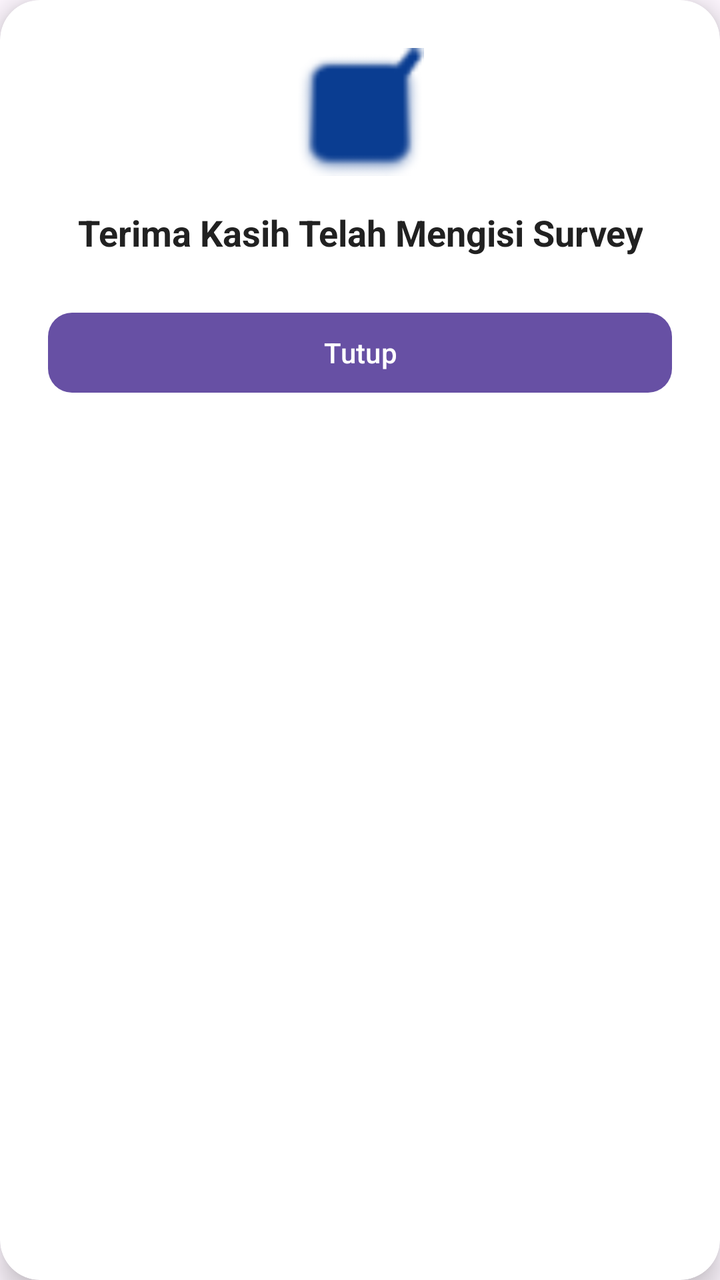
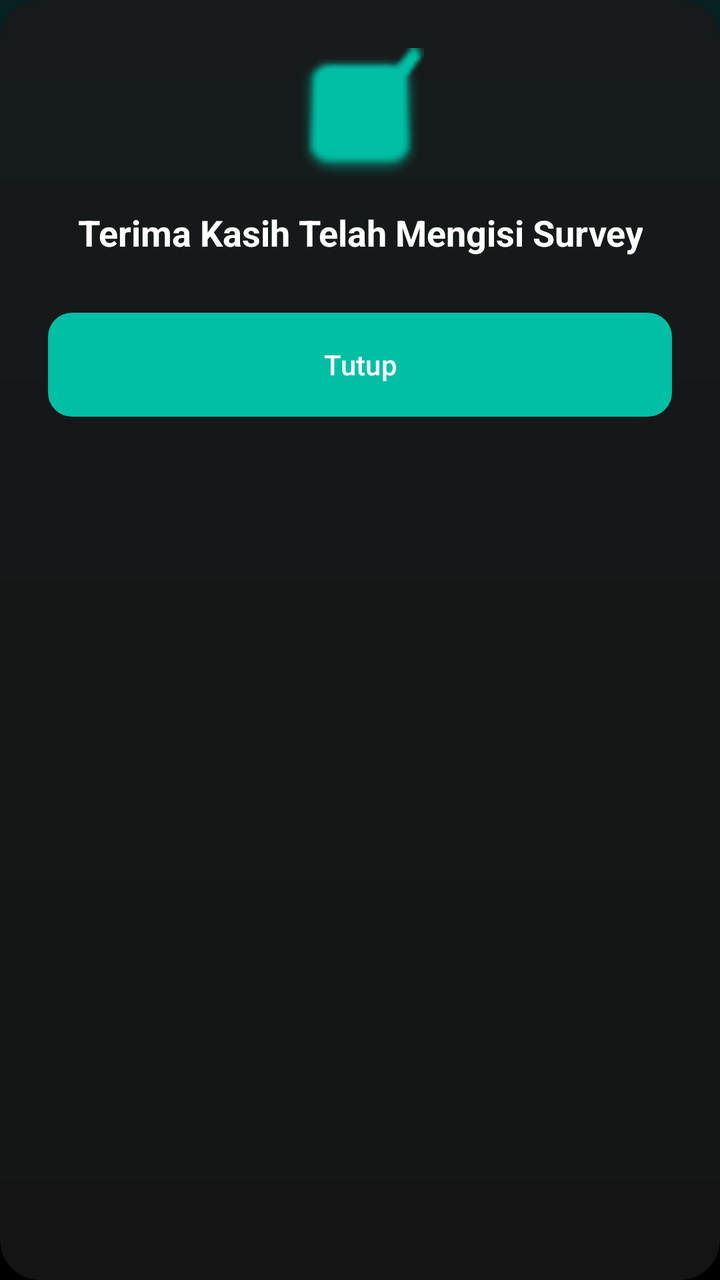

The first picture is an Android layout as it rendered before a commit; the second is the same layout after the commit. The layout source and the unified diff follow.
<!-- AndroidManifest.xml: application theme Theme.CampusConnectProject -->
<!-- res/layout/layout_dialog_survey.xml -->
<?xml version="1.0" encoding="utf-8"?>
<androidx.cardview.widget.CardView xmlns:android="http://schemas.android.com/apk/res/android"
    xmlns:app="http://schemas.android.com/apk/res-auto"
    android:layout_width="match_parent"
    android:layout_height="wrap_content"
    android:layout_margin="24dp"
    app:cardCornerRadius="20dp"
    app:cardElevation="8dp">

    <LinearLayout
        android:layout_width="match_parent"
        android:layout_height="wrap_content"
        android:gravity="center"
        android:orientation="vertical"
        android:padding="24dp">

        <ImageView
            android:layout_width="64dp"
            android:layout_height="64dp"
            android:src="@android:drawable/checkbox_on_background"
            app:tint="@color/warna_primer" />

        <TextView
            android:layout_width="wrap_content"
            android:layout_height="wrap_content"
            android:layout_marginTop="16dp"
            android:gravity="center"
            android:text="Terima Kasih Telah Mengisi Survey"
            android:textColor="@color/teks_utama"
            android:textSize="18sp"
            android:textStyle="bold" />

        <com.google.android.material.button.MaterialButton
            android:id="@+id/btnTutupDialog"
            android:layout_width="match_parent"
            android:layout_height="wrap_content"
            android:layout_marginTop="24dp"
            android:text="Tutup"
            android:textAllCaps="false"
            app:cornerRadius="12dp" />

    </LinearLayout>
</androidx.cardview.widget.CardView>
<!-- resources referenced by this layout -->
<resources>
  <color name="teks_utama">#212121</color>
  <color name="warna_primer">#0A3D91</color>
  <style name="Theme.CampusConnectProject" parent="Base.Theme.CampusConnectProject" />
  <style name="Base.Theme.CampusConnectProject" parent="Theme.Material3.DayNight.NoActionBar">
          <item name="android:forceDarkAllowed" tools:targetApi="q">false</item>
      </style>
</resources>

<!-- the commit's change to res/layout/layout_dialog_survey.xml (unified diff, before → after) -->
@@ -5,7 +5,8 @@
     android:layout_height="wrap_content"
     android:layout_margin="24dp"
     app:cardCornerRadius="20dp"
-    app:cardElevation="8dp">
+    app:cardElevation="0dp"
+    app:cardBackgroundColor="#CC1A1A1A">
 
     <LinearLayout
         android:layout_width="match_parent"
@@ -26,17 +27,19 @@
             android:layout_marginTop="16dp"
             android:gravity="center"
             android:text="Terima Kasih Telah Mengisi Survey"
-            android:textColor="@color/teks_utama"
+            android:textColor="@color/white"
             android:textSize="18sp"
             android:textStyle="bold" />
 
         <com.google.android.material.button.MaterialButton
             android:id="@+id/btnTutupDialog"
             android:layout_width="match_parent"
-            android:layout_height="wrap_content"
+            android:layout_height="60dp"
             android:layout_marginTop="24dp"
             android:text="Tutup"
             android:textAllCaps="false"
+            android:textColor="@color/white"
+            app:backgroundTint="@color/warna_primer"
             app:cornerRadius="12dp" />
 
     </LinearLayout>
<!-- resource entries referenced after the edit -->
@@ -1,10 +1,27 @@
 <!-- resources referenced by this layout -->
 <resources>
-  <color name="teks_utama">#212121</color>
-  <color name="warna_primer">#0A3D91</color>
+  <color name="warna_primer">#00BFA5</color>
+  <color name="white">#FFFFFFFF</color>
   <style name="Theme.CampusConnectProject" parent="Base.Theme.CampusConnectProject" />
   <style name="Base.Theme.CampusConnectProject" parent="Theme.Material3.DayNight.NoActionBar">
+          
+          <item name="colorPrimary">@color/warna_primer</item>
+          <item name="android:statusBarColor">@color/bg_gradient_start</item>
+          <item name="android:navigationBarColor">@color/bg_gradient_end</item>
+          <item name="android:windowBackground">@drawable/bg_main_gradient</item>
           <item name="android:forceDarkAllowed" tools:targetApi="q">false</item>
       </style>
+  <color name="bg_gradient_start">#082020</color>
+  <color name="bg_gradient_end">#000000</color>
+  <!-- drawable bg_main_gradient (drawable) -->
+  <?xml version="1.0" encoding="utf-8"?>
+  <shape xmlns:android="http://schemas.android.com/apk/res/android"
+      android:shape="rectangle">
+      <gradient
+          android:angle="270"
+          android:endColor="@color/bg_gradient_end"
+          android:startColor="@color/bg_gradient_start"
+          android:type="linear" />
+  </shape>
 </resources>
 
